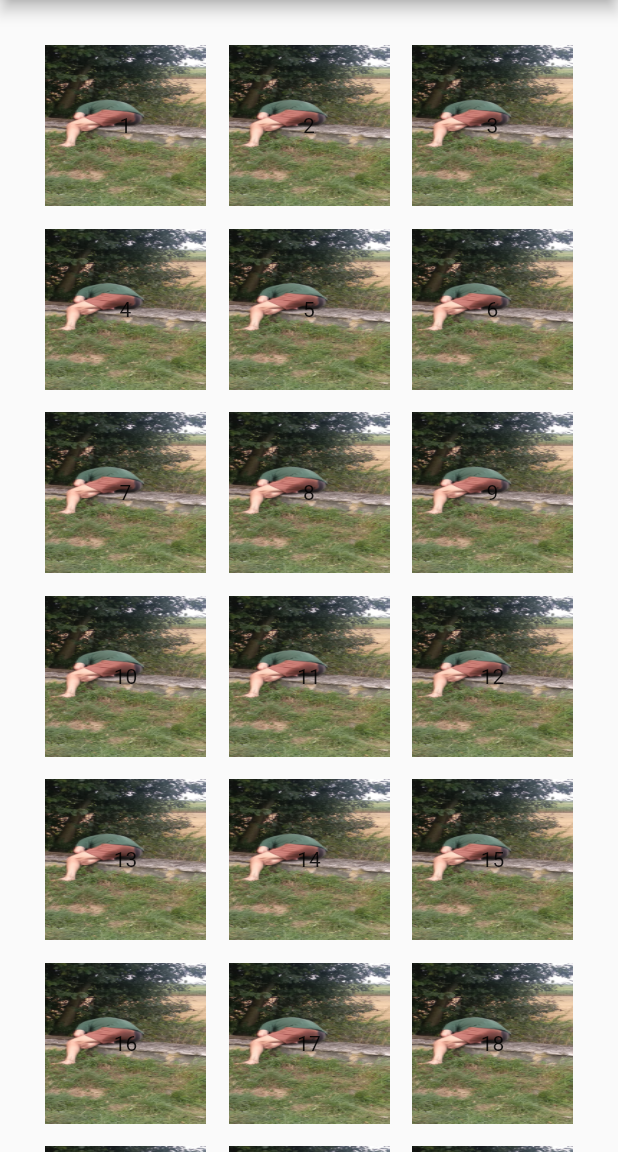
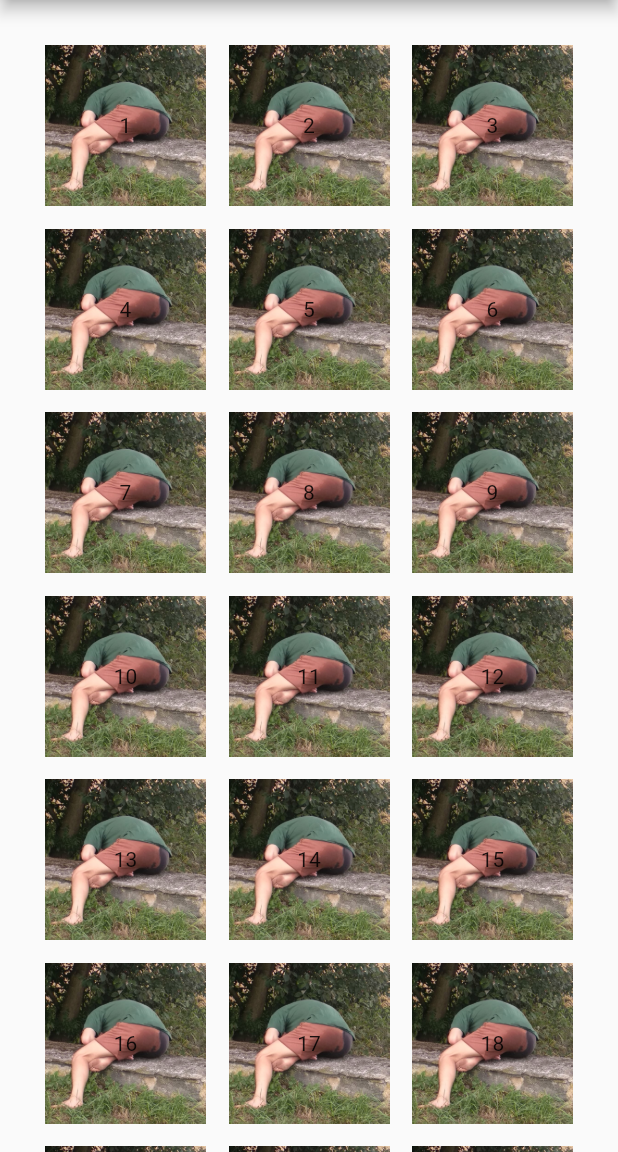
Before and after one commit to molundb/dithmarscher_soundboard, a Flutter app: the screen it shows after launch, on a phone screen of 412 x 824 dp, the part 84-1236 px from its top. Run offline on Flutter 3.47's test engine with Material 2 defaults, Android fonts, the phone set to English and light mode, and no system bars.

Commit message:
use correctly cropped image of mike

```diff
--- a/lib/main.dart
+++ b/lib/main.dart
@@ -44,7 +44,7 @@ class _MyHomePageState extends State<MyHomePage> {
             decoration: BoxDecoration(
               image: DecorationImage(
                 image: AssetImage(_headshots[0]),
-                fit: BoxFit.fill,
+                fit: BoxFit.contain,
               ),
             ),
             child: Center(
```
Also changed, not shown: assets/images/mike_pissed.jpeg.
